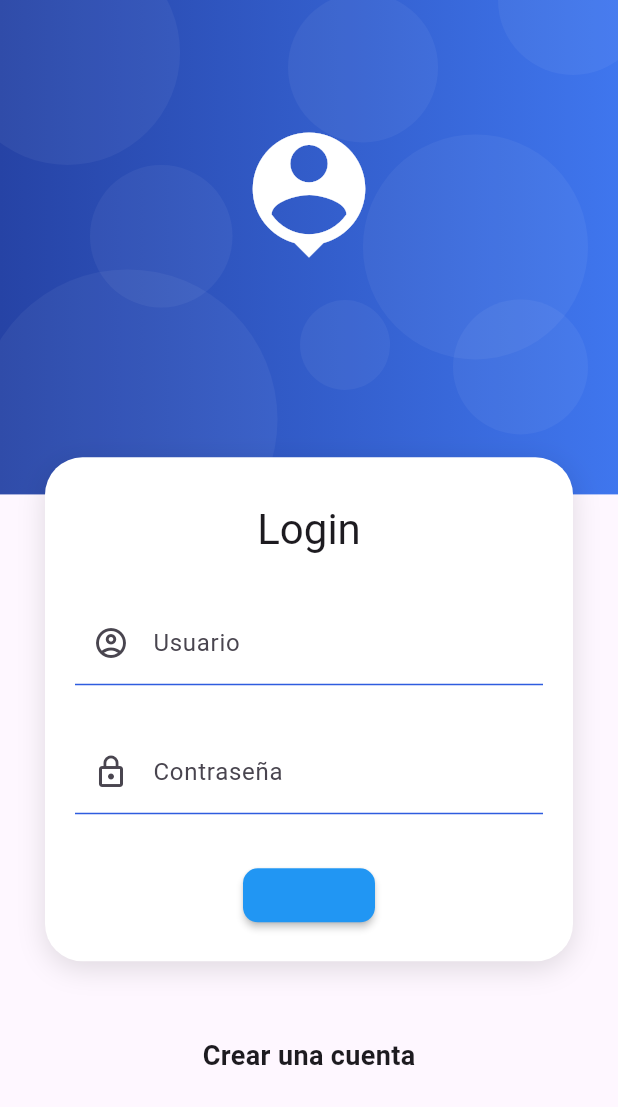
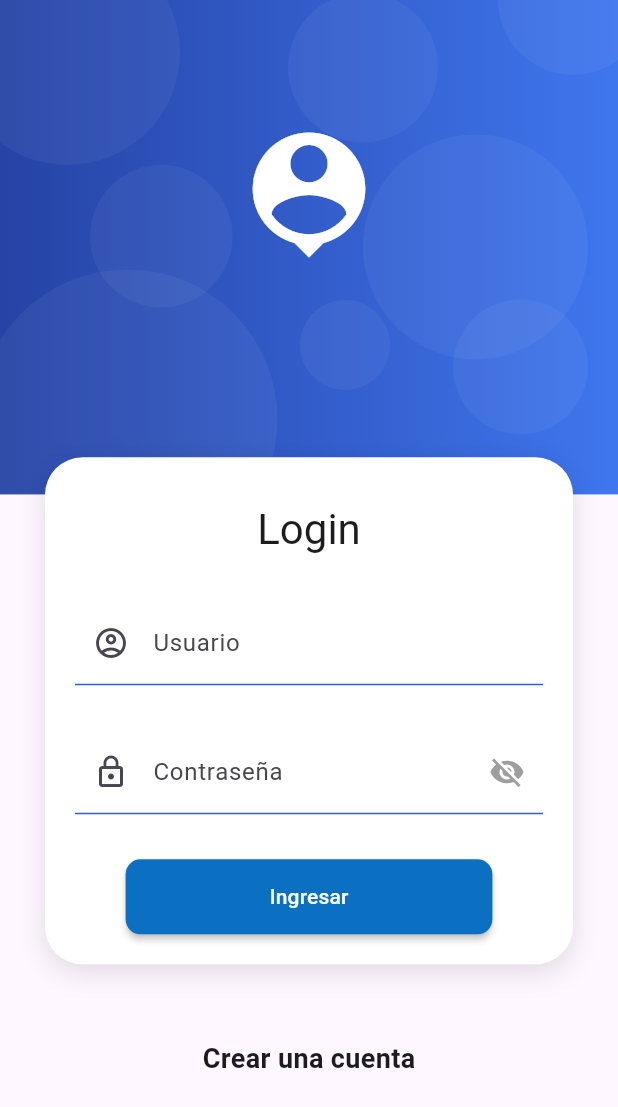
Before and after one commit to deaveto/Frontend, a Flutter app: the screen it shows after launch, on a phone screen of 412 x 824 dp. Shown: the top 1107 px of the screen. Run offline on Flutter 3.47's test engine with Material 3 defaults, Android fonts, the phone set to English and light mode, and no system bars; our stand-ins replace jwt_decoder.

Commit message:
add: nueva carga

```diff
--- /dev/null
+++ b/lib/constantes.dart
@@ -0,0 +1,2 @@
+//const url_api = 'http://127.0.0.1:8000';
+const url_api = 'http://10.0.2.2:8000';
--- a/lib/pages/login.page.dart
+++ b/lib/pages/login.page.dart
@@ -1,3 +1,5 @@
+import 'package:app_movil/provider/usuario.provider.dart';
+import 'package:app_movil/widgets/Campo_Contrase%C3%B1a.dart';
 import 'package:app_movil/widgets/input_decoration.dart';
 import 'package:flutter/material.dart';
 
@@ -25,8 +27,14 @@ class Login extends StatelessWidget {
     );
   }
 
-
+  // ignore: non_constant_identifier_names
   SingleChildScrollView ContenedorFromularioLogin(Size size, BuildContext context) {
+    final TextEditingController usuarioController = TextEditingController();
+    final TextEditingController claveController = TextEditingController();
+    final Usuario_Login login = Usuario_Login(
+      usuarioController: usuarioController,
+      claveController: claveController,
+    );
     return SingleChildScrollView(
       child: Column(
               children: [
@@ -53,11 +61,11 @@ class Login extends StatelessWidget {
                       SizedBox(height: 10),
                       Text('Login', style: Theme.of(context).textTheme.headlineMedium),
                       SizedBox(height: 30,),
-                      Container(
-                        child: Form(
+                      Form(
                         child: Column(
                           children: [
                             TextFormField(
+                              controller: usuarioController,
                               autocorrect: false,
                               decoration: Input_Decoration.inputDecoration(
                                 hintext: 'Nombre de ususario registrado',
@@ -66,23 +74,21 @@ class Login extends StatelessWidget {
                               ),
                             ),
                             SizedBox(height: 30),
-                              TextFormField(
-                                autocorrect: false,
-                                decoration: Input_Decoration.inputDecoration(
-                                  hintext: '********',
-                                  labeltext: 'Contraseña',
-                                  icono: Icon(Icons.lock_outline),
-                                ),
-                              ),
+                            CampoContrasena(controller: claveController),
                             SizedBox(height: 30),
                             MaterialButton(
                               shape: RoundedRectangleBorder(borderRadius: BorderRadius.circular(10)),
                               disabledColor: Colors.grey,
-                                color:Colors.blue,
-                                onPressed: () {},
+                              color:const Color.fromARGB(255, 12, 112, 194),
+                              child: Container(
+                                padding: EdgeInsets.symmetric(horizontal: 80,vertical: 15),
+                                child: Text('Ingresar',style: TextStyle(color: Colors.white)),
+                              ),
+                              onPressed: () {
+                                login.loginUsuario(context);
+                              },
                             )
                           ],
-                          ),
                         ),
                       )
                     ],
@@ -96,6 +102,7 @@ class Login extends StatelessWidget {
     );
   }
 
+  // ignore: non_constant_identifier_names
   SafeArea ContenedorIcono() {
     return SafeArea(
             child: Container(
@@ -110,6 +117,7 @@ class Login extends StatelessWidget {
           );
   }
 
+  // ignore: non_constant_identifier_names
   Container ContenedorAzul(Size size) {
     return Container(
       decoration: BoxDecoration(
@@ -135,6 +143,7 @@ class Login extends StatelessWidget {
     );
   }
 
+  // ignore: non_constant_identifier_names
   Container Burbuja(double radio) {
     return Container(
       width: radio,
--- /dev/null
+++ b/lib/widgets/Campo_Contraseña.dart
@@ -0,0 +1,40 @@
+import 'package:app_movil/widgets/input_decoration.dart';
+import 'package:flutter/material.dart';
+
+class CampoContrasena extends StatefulWidget {
+  final TextEditingController controller;
+
+  const CampoContrasena({Key? key, required this.controller}) : super(key: key);
+
+  @override
+  _CampoContrasenaState createState() => _CampoContrasenaState();
+}
+
+class _CampoContrasenaState extends State<CampoContrasena> {
+  bool _mostrarClave = false;
+
+  @override
+  Widget build(BuildContext context) {
+    return TextFormField(
+      controller: widget.controller,
+      autocorrect: false,
+      obscureText: !_mostrarClave,
+      decoration: Input_Decoration.inputDecoration(
+        hintext: '********',
+        labeltext: 'Contraseña',
+        icono: const Icon(Icons.lock_outline),
+        suffixIcon: IconButton(
+          icon: Icon(
+            _mostrarClave ? Icons.visibility : Icons.visibility_off,
+            color: Colors.grey,
+          ),
+          onPressed: () {
+            setState(() {
+              _mostrarClave = !_mostrarClave;
+            });
+          },
+        ),
+      ),
+    );
+  }
+}
--- a/lib/widgets/input_decoration.dart
+++ b/lib/widgets/input_decoration.dart
@@ -4,7 +4,8 @@ class Input_Decoration {
   static InputDecoration  inputDecoration({
     required String hintext,
     required String labeltext,
-    required Icon icono
+    required Icon icono,
+    Widget? suffixIcon,
   }){
     return InputDecoration(
       enabledBorder: UnderlineInputBorder(borderSide: BorderSide(color:const Color.fromARGB(255, 46, 93, 223))),
@@ -12,7 +13,7 @@ class Input_Decoration {
       hintText: hintext,
       labelText: labeltext,
       prefixIcon: icono,
+      suffixIcon: suffixIcon,
     );
   }
-
 }
```
Also changed, not shown: lib/main.dart (+13 -2 lines), lib/pages/home.page.dart (added, +60 -0 lines), lib/pages/taps/one.tap.dart (added, +121 -0 lines), lib/pages/taps/three.tap.dart (added, +14 -0 lines), lib/pages/taps/two.tap.dart (added, +14 -0 lines), lib/provider/usuario.provider.dart (added, +85 -0 lines), pubspec.yaml (+5 -2 lines), assets/images/imagen.jpg (added), assets/images/mapa.png (added), assets/images/mapa1.png (added), assets/images/mapa2.png (added), assets/images/mapa3.png (added), pubspec.lock. Lines whose indentation alone changed are shown as unchanged.
